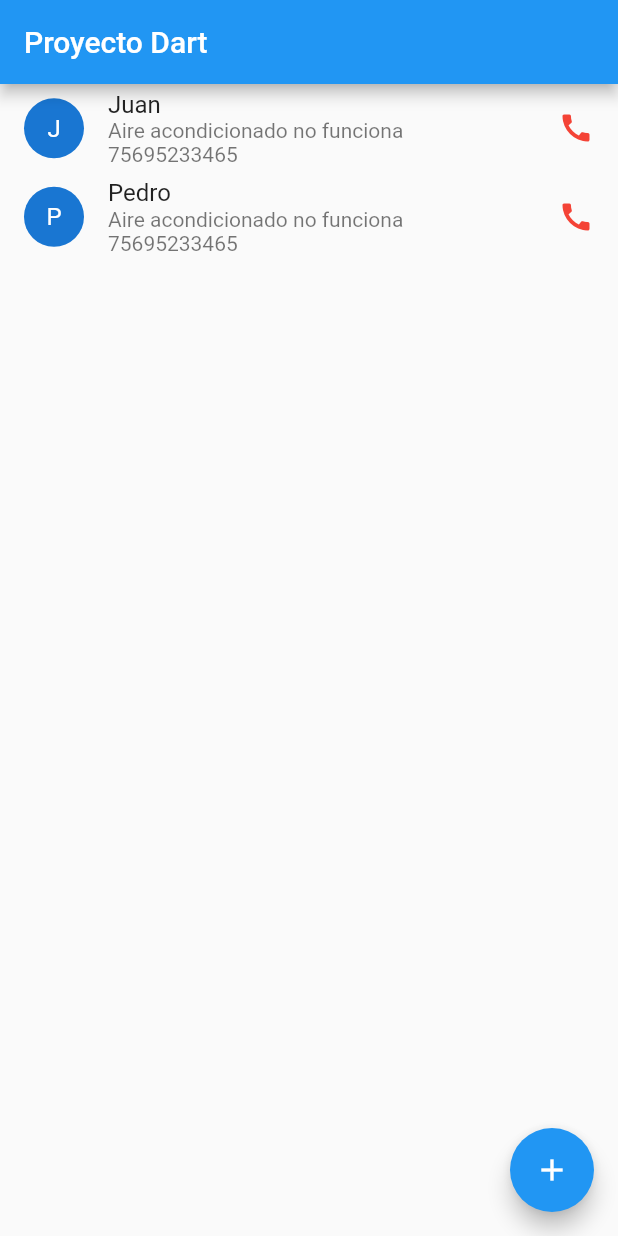
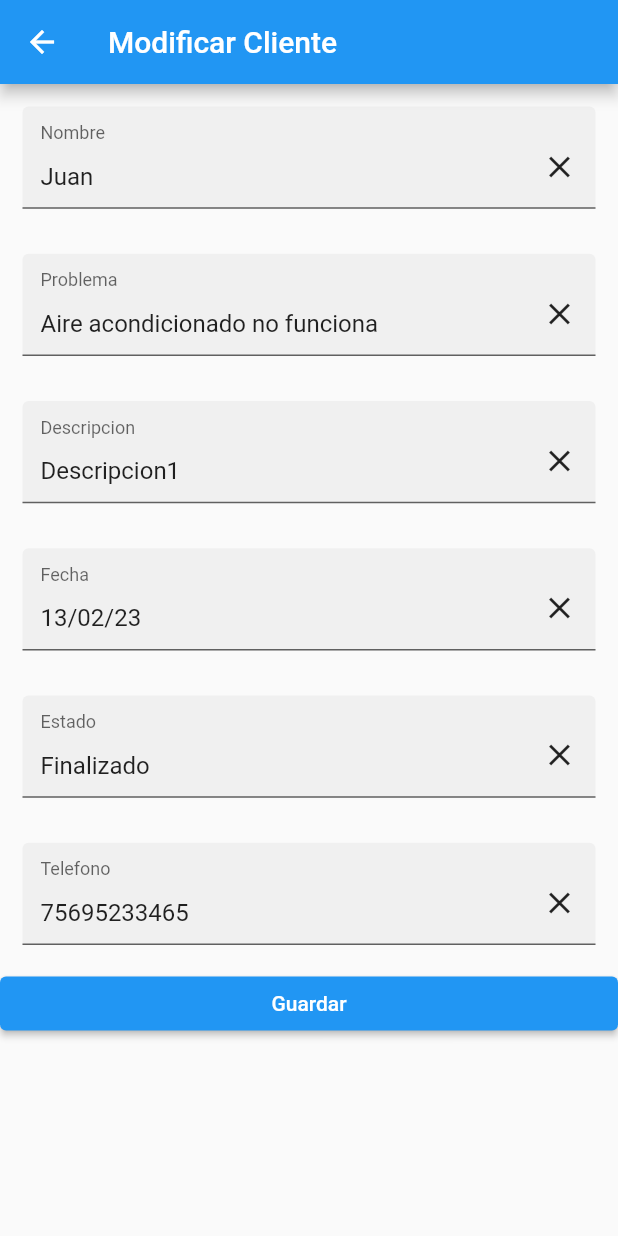
Before and after one commit to brunoulis/projectoPmdmBrunoLuisVazquezPais, a Flutter app: the screen it shows after launch, after a tap on an icon or button, on a phone screen of 412 x 824 dp. Run offline on Flutter 3.47's test engine with Material 2 defaults, Android fonts, the phone set to English and light mode, and no system bars.

Commit message:
15/02/23

```diff
--- /dev/null
+++ b/projectodart/lib/modifyClient.dart
@@ -0,0 +1,73 @@
+import 'package:flutter/material.dart';
+import 'package:projectodart/myhomepage.dart';
+import 'package:projectodart/textbox.dart';
+
+class ModifyClient extends StatefulWidget {
+  final Client _client;
+  ModifyClient(this._client);
+  @override
+  State<StatefulWidget> createState() => _ModifyClient();
+}
+
+class _ModifyClient extends State<ModifyClient>{
+
+  late TextEditingController controllerNombre;
+  late TextEditingController controllerProblema;
+  late TextEditingController controllerDescripcion;
+  late TextEditingController controllerFecha;
+  late TextEditingController controllerEstado;
+  late TextEditingController controllerTelefono;
+
+  @override void initState() {
+    // TODO: implement initState
+    Client client = widget._client;
+    controllerNombre = new TextEditingController(text: client.nombre);
+    controllerProblema = new TextEditingController(text: client.problema);
+    controllerDescripcion =  new TextEditingController(text: client.descripcion);
+    controllerFecha = new TextEditingController(text: client.fecha);
+    controllerEstado = new TextEditingController(text: client.estado);
+    controllerTelefono = new TextEditingController(text: client.telefono);
+    super.initState();
+  }
+
+  @override
+  Widget build(BuildContext context){
+
+    return Scaffold(
+      appBar: AppBar(
+        title: Text('Modificar Cliente'),
+        ),
+        body: ListView(
+        children: [
+          TextBox(controllerNombre, 'Nombre'),
+          TextBox(controllerProblema, 'Problema'),
+          TextBox(controllerDescripcion, 'Descripcion'),
+          TextBox(controllerFecha, 'Fecha'),
+          TextBox(controllerEstado, 'Estado'),
+          TextBox(controllerTelefono, 'Telefono'),
+          ElevatedButton(
+            onPressed: (){
+              String nombre = controllerNombre.text;
+              String problema = controllerProblema.text;
+              String descripcion = controllerDescripcion.text;
+              String fecha = controllerFecha.text;
+              String estado = controllerEstado.text;
+              String telefono = controllerTelefono.text;
+
+              if(nombre.isNotEmpty && problema.isNotEmpty  && descripcion.isNotEmpty  && fecha.isNotEmpty  && estado.isNotEmpty  && telefono.isNotEmpty ){
+                Navigator.pop(context, new Client(nombre, problema, descripcion, fecha, estado, telefono));
+              }
+            },
+            child: Text('Guardar'),
+          )
+        ],
+
+
+      ),
+
+
+    );
+  }
+
+
+}
```
Also changed, not shown: projectodart/lib/myhomepage.dart (+49 -8 lines).
